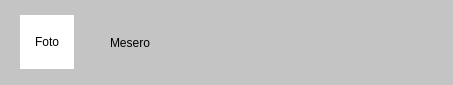
Before: the Qt Designer form appetizer-core/roles.ui in AngelGenis/Appetizer, drawn with Qt 5.
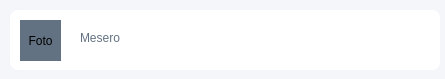
After: the same form once the commit is applied.

Commit message: Crear interfaz del KeyPad

Diff of the .ui file:
```diff
--- a/appetizer-core/roles.ui
+++ b/appetizer-core/roles.ui
@@ -6,28 +6,28 @@
    <rect>
     <x>0</x>
     <y>0</y>
-    <width>453</width>
-    <height>85</height>
+    <width>445</width>
+    <height>79</height>
    </rect>
   </property>
   <property name="windowTitle">
    <string>Form</string>
   </property>
   <property name="styleSheet">
-   <string notr="true">background: #C4C4C4;
+   <string notr="true">background: #F5F6FA;
 border: none;</string>
   </property>
   <widget class="QLabel" name="foto">
    <property name="geometry">
     <rect>
      <x>20</x>
-     <y>15</y>
-     <width>54</width>
-     <height>54</height>
+     <y>20</y>
+     <width>41</width>
+     <height>41</height>
     </rect>
    </property>
    <property name="styleSheet">
-    <string notr="true">background: white;
+    <string notr="true">background: #637283;
 border: none;</string>
    </property>
    <property name="text">
@@ -40,16 +40,41 @@
   <widget class="QLabel" name="nombre">
    <property name="geometry">
     <rect>
-     <x>110</x>
-     <y>35</y>
+     <x>80</x>
+     <y>30</y>
      <width>289</width>
      <height>16</height>
     </rect>
    </property>
+   <property name="styleSheet">
+    <string notr="true">color: #637283;
+background: none;</string>
+   </property>
    <property name="text">
     <string>Mesero</string>
    </property>
   </widget>
+  <widget class="QLabel" name="label">
+   <property name="geometry">
+    <rect>
+     <x>10</x>
+     <y>10</y>
+     <width>430</width>
+     <height>60</height>
+    </rect>
+   </property>
+   <property name="styleSheet">
+    <string notr="true">border: 0px;
+border-radius: 8px;
+background: #FFF;</string>
+   </property>
+   <property name="text">
+    <string/>
+   </property>
+  </widget>
+  <zorder>label</zorder>
+  <zorder>foto</zorder>
+  <zorder>nombre</zorder>
  </widget>
  <resources/>
  <connections/>
```
The commit also changes 2 other files.
